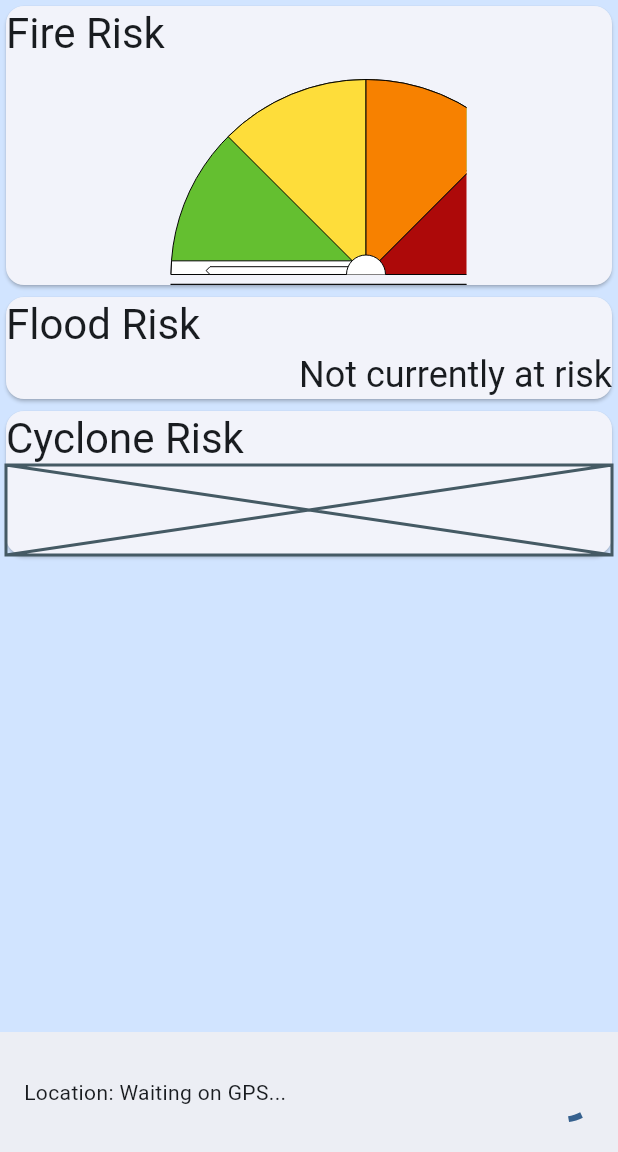
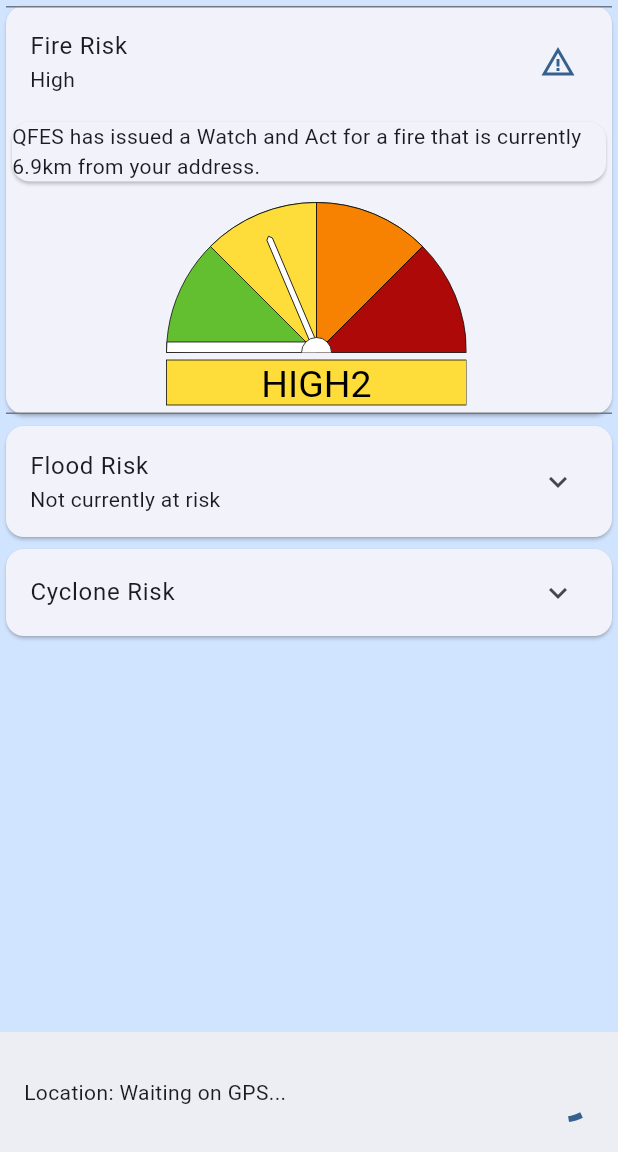
Before and after one commit to yetanothercarbot/govhack-2023, a Flutter app: the screen it shows after launch, on a phone screen of 412 x 824 dp, the part 84-1236 px from its top. Run offline on Flutter 3.47's test engine with Material 2 defaults, Android fonts, the phone set to English and light mode, and no system bars; our stand-ins replace flutter_svg, geolocator.

Commit message:
Fill with sample data

```diff
--- a/app/brisilience/lib/ui.dart
+++ b/app/brisilience/lib/ui.dart
@@ -46,9 +46,9 @@ class _MyHomePageState extends State<MyHomePage> {
           floatingActionButton: Visibility(
             visible: selectedPageIndex == 2,
             child: FloatingActionButton(
+              backgroundColor: Colors.blueAccent,
+              onPressed: () {selectedPageIndex = 3;},
               child: const Icon(Icons.edit),
-              backgroundColor: Colors.blueAccent,
-              onPressed: () {selectedPageIndex = 3;}
               )
           ),
           drawer: Drawer(
@@ -116,26 +116,33 @@ class ShortTermPage extends StatelessWidget {
     return SafeArea(child: ListView(
       children: [
         Card(
-          child: Column(
+          child: ExpansionTile(
+            title: Text('Fire Risk'),
+            subtitle: Text('High'),
+            initiallyExpanded: true,
+            trailing: Icon(Icons.warning_amber),
             children: [
-              Align(alignment: Alignment.centerLeft, child: Text('Fire Risk', style: theme.textTheme.headlineMedium)),
-              SvgPicture.asset('assets/fire-risk.svg', semanticsLabel: 'Fire Risk ${appState.fireRiskDesc}',)
+              Card(
+                child: Text('QFES has issued a Watch and Act for a fire that is currently 6.9km from your address.'),
+              ),
+              SvgPicture.asset('assets/fire-risk-high.svg', semanticsLabel: 'Fire Risk ${appState.fireRiskDesc}',)
             ],
           ),
         ),
         Card(
-          child: Column(
+          child: ExpansionTile(
+            title: Text('Flood Risk'),
+            subtitle: Text('Not currently at risk'),
             children: [
-              Align(alignment: Alignment.centerLeft, child: Text('Flood Risk', style: theme.textTheme.headlineMedium)),
-              Align(alignment: Alignment.bottomRight, child: Text('Not currently at risk', style: theme.textTheme.headlineSmall),),
+              Text('This uses data from water level sensors situated in nearby creeks and rivers. Based on their levels, your location should not be at risk of flooding currently '),
             ],
           ),
         ),
         Card(
-          child: Column(
+          child: ExpansionTile(
+            title: Text('Cyclone Risk'),
             children: [
-              Align(alignment: Alignment.centerLeft, child: Text('Cyclone Risk', style: theme.textTheme.headlineMedium)),
-              Container(height: 60, child: Placeholder(),),
+              SizedBox(height: 60, child: Placeholder(),),
             ],
           ),
         ),
@@ -155,25 +162,31 @@ class LongTermPage extends StatelessWidget {
 
     return SafeArea(child: ListView(
       children: [
-        ExpansionTile(
+        Card(
+          child: ExpansionTile(
             title: Text('Flooding Potential'),
-          subtitle: Text('High Risk'),
+            subtitle: Text('High Risk - Action Needed'),
             children: [
-            Text('This is a high-risk area. Consider stocking sandbags and making sure you know your escape routes.'),
+              Text('This is a high-risk area. Consider stocking sandbags and making sure you know your escape routes. Please fill out your survival plan!'),
             ],
           ),
-        ExpansionTile(
+        ),
+        Card(
+          child: ExpansionTile(
             title: Text('Bushfire Risk'),
             subtitle: Text('Low Risk - No Action Needed'),
             children: [
               Text('You shouldn\'t need to do anything. Make sure to fill out your survival plan.'),
             ],
           ),
-        ExpansionTile(
+        ),
+        Card(
+          child: ExpansionTile(
             title: Text('Cyclone Risk'),
             children: [
-            Container(height: 60, child: Placeholder(),),
+              SizedBox(height: 60, child: Placeholder(),),
             ],
+          ),
         ),
       ]
 
```
Also changed, not shown: app/brisilience/assets/fire-risk-high.svg (added). Lines whose indentation alone changed are shown as unchanged.
